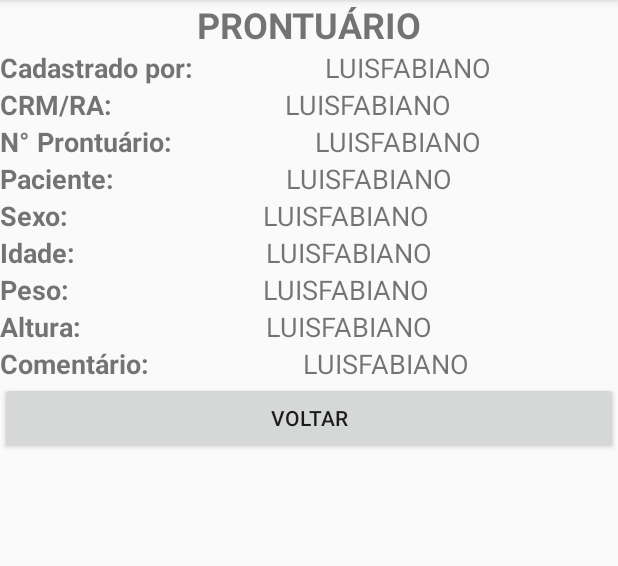
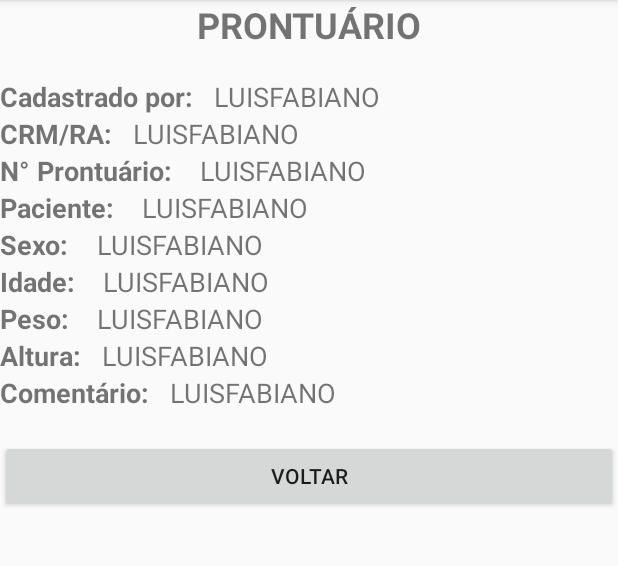
Before and after one commit to PbSPFC/epps, an Android app: the VerProntuarioActivity screen opened directly, with no data from a screen before it, on a phone screen of 412 x 824 dp, the part 84-650 px from its top. Run offline under Robolectric (Android 15) with nearby library versions, the phone set to English and light mode, and no system bars; our stand-ins replace ButterKnife.

Commit message:
Arrumando tela de ver prontuarios

```diff
--- a/app/src/main/res/layout/activity_ver_prontuario.xml
+++ b/app/src/main/res/layout/activity_ver_prontuario.xml
@@ -22,13 +22,19 @@
                 android:textAllCaps="true"
                 android:textSize="24sp" />
 
-            <LinearLayout
-                android:orientation="horizontal"
+            <TextView
+                android:text=""
+                android:layout_width="match_parent"
+                android:layout_height="wrap_content"
+                android:id="@+id/textView13"
+                android:textAlignment="center" />
+
+            <GridLayout
                 android:layout_width="match_parent"
                 android:layout_height="match_parent">
 
                 <TextView
-                    android:text="Cadastrado por: "
+                    android:text="Cadastrado por:   "
                     android:layout_width="wrap_content"
                     android:layout_height="wrap_content"
                     android:id="@+id/txtview3"
@@ -44,15 +50,14 @@
                     android:layout_weight="1"
                     android:textSize="18sp"
                     android:textAlignment="viewStart" />
-            </LinearLayout>
+            </GridLayout>
 
-            <LinearLayout
-                android:orientation="horizontal"
+            <GridLayout
                 android:layout_width="match_parent"
                 android:layout_height="match_parent">
 
                 <TextView
-                    android:text="CRM/RA: "
+                    android:text="CRM/RA:   "
                     android:layout_width="wrap_content"
                     android:layout_height="wrap_content"
                     android:id="@+id/txtview4"
@@ -67,15 +72,14 @@
                     android:id="@+id/tv_ver_ra"
                     android:layout_weight="1"
                     android:textSize="18sp" />
-            </LinearLayout>
+            </GridLayout>
 
-            <LinearLayout
-                android:orientation="horizontal"
+            <GridLayout
                 android:layout_width="match_parent"
                 android:layout_height="match_parent">
 
                 <TextView
-                    android:text="N° Prontuário: "
+                    android:text="N° Prontuário:    "
                     android:layout_width="wrap_content"
                     android:layout_height="wrap_content"
                     android:id="@+id/txtview2"
@@ -90,15 +94,14 @@
                     android:id="@+id/tv_ver_num_prontuario"
                     android:layout_weight="1"
                     android:textSize="18sp" />
-            </LinearLayout>
+            </GridLayout>
 
-            <LinearLayout
-                android:orientation="horizontal"
+            <GridLayout
                 android:layout_width="match_parent"
                 android:layout_height="match_parent">
 
                 <TextView
-                    android:text="Paciente: "
+                    android:text="Paciente:    "
                     android:layout_width="wrap_content"
                     android:layout_height="wrap_content"
                     android:id="@+id/txtview"
@@ -113,15 +116,15 @@
                     android:id="@+id/tv_ver_nome_paciente"
                     android:layout_weight="1"
                     android:textSize="18sp" />
-            </LinearLayout>
+            </GridLayout>
 
-            <LinearLayout
-                android:orientation="horizontal"
+            <GridLayout
                 android:layout_width="match_parent"
-                android:layout_height="match_parent">
+                android:layout_height="match_parent"
+                android:layout_weight="1">
 
                 <TextView
-                    android:text="Sexo: "
+                    android:text="Sexo:    "
                     android:layout_width="wrap_content"
                     android:layout_height="wrap_content"
                     android:id="@+id/txtview5"
@@ -136,15 +139,14 @@
                     android:id="@+id/tv_ver_sexo"
                     android:layout_weight="1"
                     android:textSize="18sp" />
-            </LinearLayout>
+            </GridLayout>
 
-            <LinearLayout
-                android:orientation="horizontal"
+            <GridLayout
                 android:layout_width="match_parent"
                 android:layout_height="match_parent">
 
                 <TextView
-                    android:text="Idade: "
+                    android:text="Idade:    "
                     android:layout_width="wrap_content"
                     android:layout_height="wrap_content"
                     android:id="@+id/txtview6"
@@ -159,15 +161,15 @@
                     android:id="@+id/tv_ver_idade"
                     android:layout_weight="1"
                     android:textSize="18sp" />
-            </LinearLayout>
 
-            <LinearLayout
-                android:orientation="horizontal"
+            </GridLayout>
+
+            <GridLayout
                 android:layout_width="match_parent"
                 android:layout_height="match_parent">
 
                 <TextView
-                    android:text="Peso: "
+                    android:text="Peso:    "
                     android:layout_width="wrap_content"
                     android:layout_height="wrap_content"
                     android:id="@+id/txtview7"
@@ -182,15 +184,14 @@
                     android:id="@+id/tv_ver_peso"
                     android:layout_weight="1"
                     android:textSize="18sp" />
-            </LinearLayout>
+            </GridLayout>
 
-            <LinearLayout
-                android:orientation="horizontal"
+            <GridLayout
                 android:layout_width="match_parent"
                 android:layout_height="match_parent">
 
                 <TextView
-                    android:text="Altura:"
+                    android:text="Altura:   "
                     android:layout_width="wrap_content"
                     android:layout_height="wrap_content"
                     android:id="@+id/txtview8"
@@ -205,15 +206,14 @@
                     android:id="@+id/tv_ver_altura"
                     android:layout_weight="1"
                     android:textSize="18sp" />
-            </LinearLayout>
+            </GridLayout>
 
-            <LinearLayout
-                android:orientation="horizontal"
+            <GridLayout
                 android:layout_width="match_parent"
                 android:layout_height="match_parent">
 
                 <TextView
-                    android:text="Comentário: "
+                    android:text="Comentário:   "
                     android:layout_width="wrap_content"
                     android:layout_height="wrap_content"
                     android:id="@+id/txtview9"
@@ -228,7 +228,14 @@
                     android:id="@+id/tv_ver_comentario"
                     android:layout_weight="1"
                     android:textSize="18sp" />
-            </LinearLayout>
+            </GridLayout>
+
+            <TextView
+                android:text=""
+                android:layout_width="match_parent"
+                android:layout_height="wrap_content"
+                android:id="@+id/textView14"
+                android:textAlignment="center" />
 
             <Button
                 android:text="Voltar"
```
